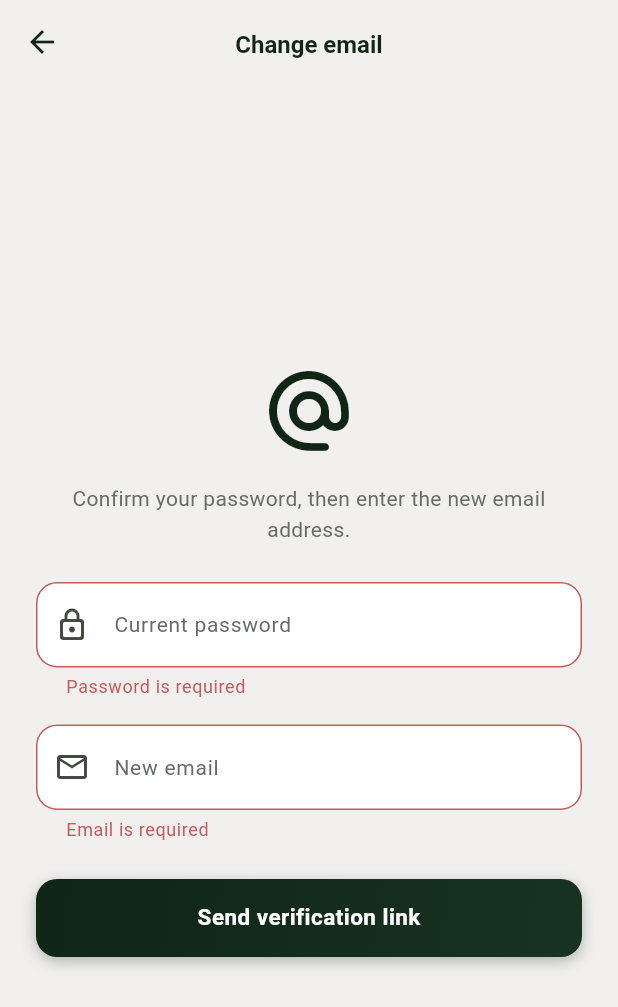
After one commit to Joshua1804/fixwaala, a Flutter app: the ChangeEmailScreen screen opened by its route, after a tap on "Send verification link", on a phone screen of 412 x 824 dp. The commit adds this screen. Shown: the top 1007 px of the screen. Run offline on Flutter 3.47's test engine with Material 3 defaults, Android fonts, the phone set to English and light mode, and no system bars; our stand-ins replace cloud_firestore, firebase_auth, firebase_core, firebase_messaging, fl_chart, flutter_local_notifications and 6 more; accounts and stored records are empty.

Commit message:
feat: change-email flow with re-auth and verification

```diff
--- a/lib/core/routes/app_router.dart
+++ b/lib/core/routes/app_router.dart
@@ -1,6 +1,7 @@
 import 'package:flutter/material.dart';
 
 import '../../features/ai_assist/screens/ai_assist_screen.dart';
+import '../../features/auth/screens/change_email_screen.dart';
 import '../../features/auth/screens/customer_onboarding_screen.dart';
 import '../../features/auth/screens/email_auth_screen.dart';
 import '../../features/auth/screens/email_verification_screen.dart';
@@ -165,6 +166,9 @@ class AppRouter {
       case RouteNames.providerLocation:
         return _page(const ProviderLocationScreen(), settings);
 
+      case RouteNames.changeEmail:
+        return _page(const ChangeEmailScreen(), settings);
+
       default:
         return _page(
           Scaffold(
--- a/lib/core/routes/route_names.dart
+++ b/lib/core/routes/route_names.dart
@@ -72,4 +72,6 @@ class RouteNames {
 
   // Provider location
   static const providerLocation = '/provider/location';
+
+  static const changeEmail = '/auth/change-email';
 }
--- a/lib/core/widgets/profile/settings_tab.dart
+++ b/lib/core/widgets/profile/settings_tab.dart
@@ -109,6 +109,13 @@ class SettingsTab extends StatelessWidget {
         const SizedBox(height: 24),
         Text('Account', style: AppTextStyles.titleLarge),
         const SizedBox(height: 16),
+        ProfileTile(
+          icon: Icons.alternate_email_rounded,
+          label: 'Change Email',
+          onTap: () =>
+              Navigator.of(context).pushNamed(RouteNames.changeEmail),
+        ),
+        const SizedBox(height: 8),
         // TODO(phase-8): re-auth + updatePassword flow.
         const ProfileTile(
           icon: Icons.lock_outline_rounded,
--- /dev/null
+++ b/lib/features/auth/screens/change_email_screen.dart
@@ -0,0 +1,146 @@
+import 'package:flutter/material.dart';
+
+import '../../../core/theme/app_colors.dart';
+import '../../../core/theme/app_text_styles.dart';
+import '../../../core/utils/validators.dart';
+import '../../../core/widgets/custom_button.dart';
+import '../services/auth_service.dart';
+
+class ChangeEmailScreen extends StatefulWidget {
+  const ChangeEmailScreen({super.key});
+
+  @override
+  State<ChangeEmailScreen> createState() => _ChangeEmailScreenState();
+}
+
+class _ChangeEmailScreenState extends State<ChangeEmailScreen> {
+  final _formKey = GlobalKey<FormState>();
+  final _passwordController = TextEditingController();
+  final _newEmailController = TextEditingController();
+  bool _submitting = false;
+  bool _sent = false;
+  String? _error;
+
+  Future<void> _submit() async {
+    if (!(_formKey.currentState?.validate() ?? false)) return;
+    setState(() {
+      _submitting = true;
+      _error = null;
+    });
+    try {
+      await AuthService.instance.changeEmail(
+        currentPassword: _passwordController.text,
+        newEmail: _newEmailController.text,
+      );
+      if (!mounted) return;
+      setState(() => _sent = true);
+    } catch (e) {
+      setState(() => _error = AuthService.friendlyMessage(e));
+    } finally {
+      if (mounted) setState(() => _submitting = false);
+    }
+  }
+
+  @override
+  Widget build(BuildContext context) {
+    return Scaffold(
+      appBar: AppBar(title: const Text('Change email')),
+      body: Padding(
+        padding: const EdgeInsets.all(24),
+        child: _sent ? _buildSentState() : _buildForm(),
+      ),
+    );
+  }
+
+  Widget _buildSentState() {
+    return Column(
+      mainAxisAlignment: MainAxisAlignment.center,
+      children: [
+        const Icon(
+          Icons.mark_email_read_rounded,
+          size: 64,
+          color: AppColors.success,
+        ),
+        const SizedBox(height: 16),
+        Text(
+          'Verify your new email',
+          style: Theme.of(context).textTheme.titleLarge,
+        ),
+        const SizedBox(height: 8),
+        Text(
+          'We sent a verification link to ${_newEmailController.text.trim()}. '
+          'Your email changes once you click it.',
+          textAlign: TextAlign.center,
+          style: AppTextStyles.bodyMedium.copyWith(
+            color: AppColors.textSecondary,
+          ),
+        ),
+        const SizedBox(height: 24),
+        PrimaryButton(
+          label: 'Back to Settings',
+          onPressed: () => Navigator.of(context).pop(),
+        ),
+      ],
+    );
+  }
+
+  Widget _buildForm() {
+    return Form(
+      key: _formKey,
+      child: Column(
+        crossAxisAlignment: CrossAxisAlignment.stretch,
+        mainAxisAlignment: MainAxisAlignment.center,
+        children: [
+          const Icon(
+            Icons.alternate_email_rounded,
+            size: 64,
+            color: AppColors.primary,
+          ),
+          const SizedBox(height: 16),
+          Text(
+            'Confirm your password, then enter the new email address.',
+            textAlign: TextAlign.center,
+            style: AppTextStyles.bodyMedium.copyWith(
+              color: AppColors.textSecondary,
+            ),
+          ),
+          const SizedBox(height: 24),
+          TextFormField(
+            controller: _passwordController,
+            obscureText: true,
+            decoration: const InputDecoration(
+              labelText: 'Current password',
+              prefixIcon: Icon(Icons.lock_outline_rounded),
+            ),
+            validator: (v) =>
+                (v == null || v.isEmpty) ? 'Password is required' : null,
+          ),
+          const SizedBox(height: 16),
+          TextFormField(
+            controller: _newEmailController,
+            keyboardType: TextInputType.emailAddress,
+            decoration: const InputDecoration(
+              labelText: 'New email',
+              prefixIcon: Icon(Icons.email_outlined),
+            ),
+            validator: (v) {
+              if (v == null || v.trim().isEmpty) return 'Email is required';
+              return Validators.email(v);
+            },
+          ),
+          if (_error != null) ...[
+            const SizedBox(height: 12),
+            Text(_error!, style: const TextStyle(color: AppColors.error)),
+          ],
+          const SizedBox(height: 24),
+          PrimaryButton(
+            label: 'Send verification link',
+            loading: _submitting,
+            useGradient: true,
+            onPressed: _submitting ? null : _submit,
+          ),
+        ],
+      ),
+    );
+  }
+}
--- a/lib/features/auth/services/auth_service.dart
+++ b/lib/features/auth/services/auth_service.dart
@@ -331,6 +331,68 @@ class AuthService {
     return updated;
   }
 
+  // ── Email change ────────────────────────────────────────────────
+
+  /// Changes the signed-in user's email. Requires re-entering the current
+  /// password (Firebase requires recent re-authentication before an email
+  /// change; simulation mode mirrors that requirement for consistency).
+  ///
+  /// Live mode sends a verification link to [newEmail] and does **not**
+  /// flip `users/{uid}.email` yet — Firebase only updates its own record
+  /// once the link is clicked, and this app has no server-side listener for
+  /// that. `login()` already reconciles `emailVerified` lazily against
+  /// Firebase's live value on next sign-in; the same reconciliation needs to
+  /// cover `email` once this ships (tracked as follow-up, not blocking this
+  /// change — see docs/superpowers/specs/2026-08-18-punch-list-design.md).
+  Future<void> changeEmail({
+    required String currentPassword,
+    required String newEmail,
+  }) async {
+    final trimmedEmail = newEmail.trim().toLowerCase();
+    final current = _currentUser;
+    if (current == null) {
+      throw AuthException('no-current-user', 'You must be signed in.');
+    }
+
+    if (!_live) {
+      if (_passwords[current.id] != currentPassword) {
+        throw AuthException('wrong-password', 'Incorrect password.');
+      }
+      final withNewEmail = AppUser(
+        id: current.id,
+        email: trimmedEmail,
+        role: current.role,
+        createdAt: current.createdAt,
+        phone: current.phone,
+        name: current.name,
+        photoUrl: current.photoUrl,
+        emailVerified: current.emailVerified,
+        onboardingComplete: current.onboardingComplete,
+        accountStatus: current.accountStatus,
+        isVerified: current.isVerified,
+        customerProfile: current.customerProfile,
+        providerProfile: current.providerProfile,
+        updatedAt: DateTime.now(),
+      );
+      _userDb[withNewEmail.id] = withNewEmail;
+      _currentUser = withNewEmail;
+      _userChanges.add(withNewEmail);
+      return;
+    }
+
+    final auth = FirebaseService.instance.auth;
+    final fUser = auth.currentUser;
+    if (fUser == null) {
+      throw AuthException('no-current-user', 'You must be signed in.');
+    }
+    final credential = fb_auth.EmailAuthProvider.credential(
+      email: current.email,
+      password: currentPassword,
+    );
+    await fUser.reauthenticateWithCredential(credential);
+    await fUser.verifyBeforeUpdateEmail(trimmedEmail);
+  }
+
   // ── Provider presence ────────────────────────────────────────────
 
   /// Overwrites the current (provider) user's `providerProfile` — used by
```
Also changed, not shown: 1 other file.
